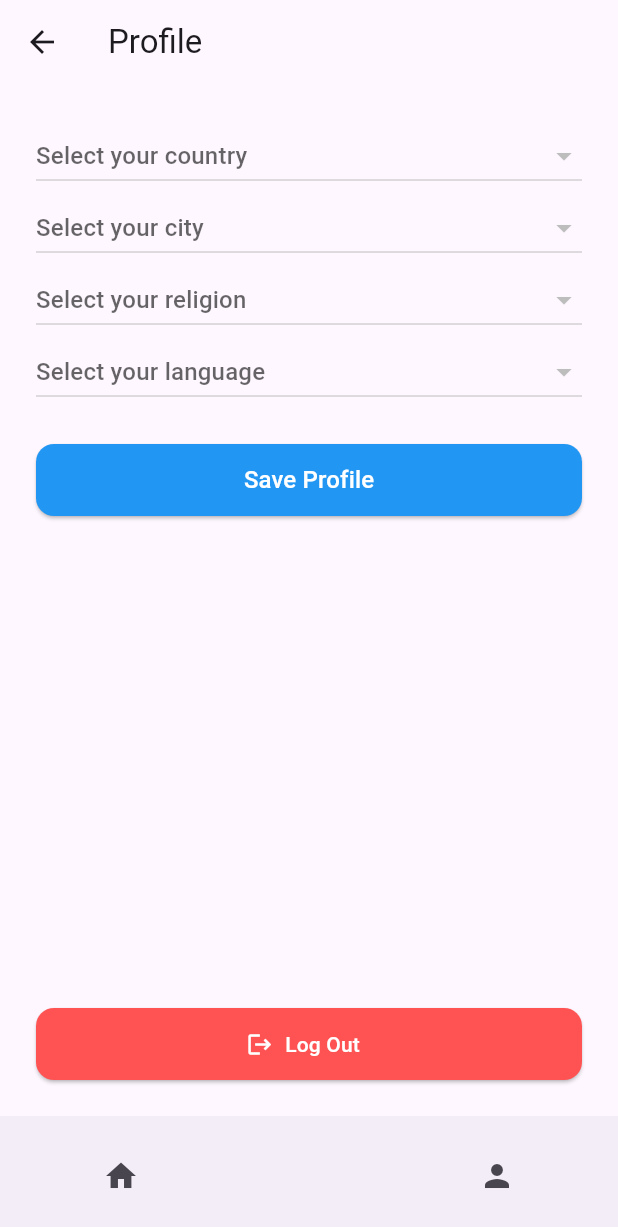
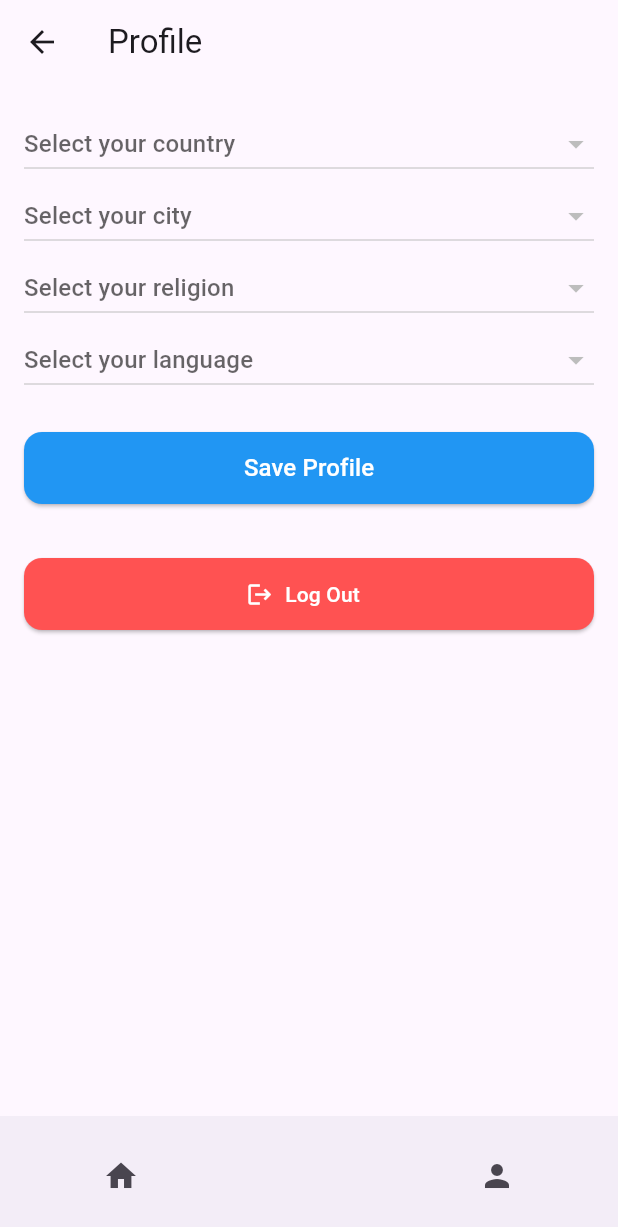
Before and after one commit to tarekmar98/my-salary, a Flutter app: the ProfilePage screen opened by its route, on a phone screen of 412 x 824 dp. Shown: the top 1227 px of the screen. Run offline on Flutter 3.47's test engine with Material 3 defaults, Android fonts, the phone set to English and light mode, and no system bars; our stand-ins replace dropdown_search, get_it, injectable, intl_phone_field, shared_preferences, table_calendar; missing offline and left inert: month_year_picker; accounts and stored records are empty; network calls fail; Roboto replaces fonts that are missing (Poppins).

Commit message:
fixes and improvments.

```diff
--- a/client/lib/Page/AddWorkDayPage.dart
+++ b/client/lib/Page/AddWorkDayPage.dart
@@ -96,7 +96,10 @@ class _AddWorkDayPageState extends State<AddWorkDayPage> {
       appBar: AppBar(title: const Text('Add Work Day')),
       body: Padding(
         padding: const EdgeInsets.all(24),
+        child: SingleChildScrollView(
           child: ListView(
+            shrinkWrap: true,
+            physics: NeverScrollableScrollPhysics(),
             children: [
               const Text(
                 'Work Date',
@@ -171,7 +174,7 @@ class _AddWorkDayPageState extends State<AddWorkDayPage> {
                 style: ElevatedButton.styleFrom(
                   padding: const EdgeInsets.symmetric(vertical: 16),
                   textStyle: const TextStyle(fontSize: 18),
-                backgroundColor: Colors.green,
+                  backgroundColor: Colors.blue,
                   foregroundColor: Colors.white,
                   shape: RoundedRectangleBorder(
                     borderRadius: BorderRadius.circular(16),
@@ -179,6 +182,7 @@ class _AddWorkDayPageState extends State<AddWorkDayPage> {
                 ),
               )
             ],
+          ),
         ),
       ),
       bottomNavigationBar: BottomAppBar(
--- a/client/lib/Page/ProfilePage.dart
+++ b/client/lib/Page/ProfilePage.dart
@@ -95,8 +95,10 @@ class _ProfilePageState extends State<ProfilePage> {
     return Scaffold(
       appBar: AppBar(title: const Text('Profile')),
       body: Padding(
-        padding: const EdgeInsets.all(24),
-        child: Column(children: [
+        padding: const EdgeInsets.all(16),
+        child: SingleChildScrollView(
+          child: Column(
+            children: [
               DropdownButton<String>(
                 value: _user.country,
                 hint: Text('Select your country'),
@@ -177,7 +179,7 @@ class _ProfilePageState extends State<ProfilePage> {
                 ),
                 child: const Text('Save Profile', style: TextStyle(fontSize: 16)),
               ),
-          Spacer(),
+              SizedBox(height: 36),
               ElevatedButton.icon(
                 onPressed: _logout,
                 icon: Icon(Icons.logout),
@@ -189,7 +191,9 @@ class _ProfilePageState extends State<ProfilePage> {
                   shape: RoundedRectangleBorder(borderRadius: BorderRadius.circular(12)),
                 ),
               ),
-        ]),
+            ]
+          ),
+        ),
       ),
       bottomNavigationBar: BottomAppBar(
         shape: const CircularNotchedRectangle(),
```
Also changed, not shown: client/lib/Page/CalendarPage.dart (+41 -10 lines), client/lib/Page/JobDashboardPage.dart (+4 -5 lines), 1 other file. Lines whose indentation alone changed are shown as unchanged.
